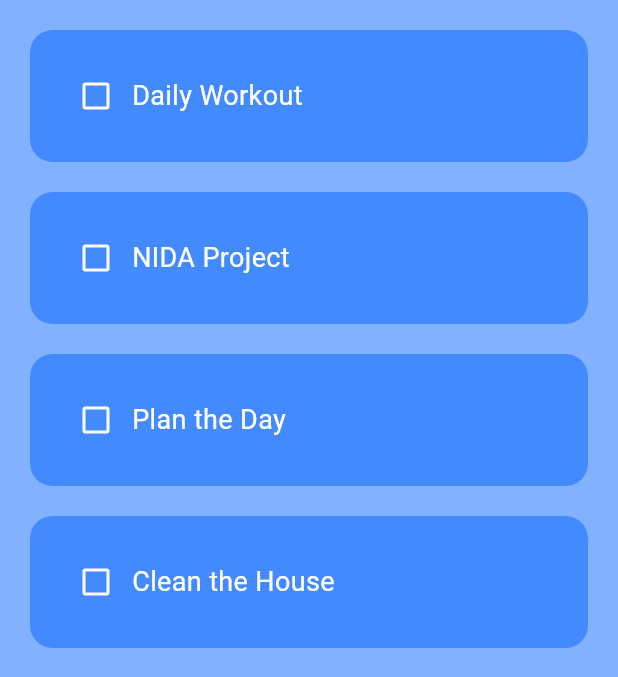
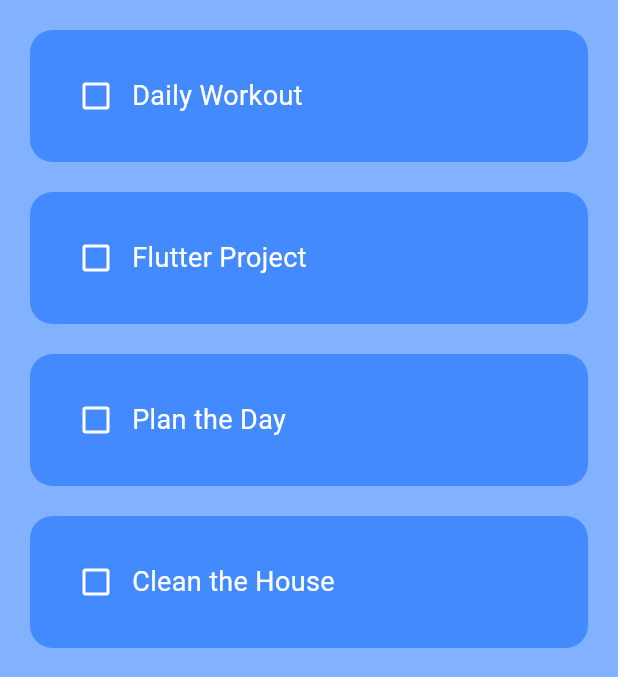
Before and after one commit to josueahadi/todo, a Flutter app: the screen it shows after launch, on a phone screen of 412 x 824 dp, the part 84-761 px from its top. Run offline on Flutter 3.47's test engine with Material 3 defaults, Android fonts, the phone set to English and light mode, and no system bars.

Commit message:
fix: update Flutter project name in todos and bump package versions

```diff
--- a/lib/screens/home.dart
+++ b/lib/screens/home.dart
@@ -11,7 +11,7 @@ class HomeScreen extends StatefulWidget {
 class _HomeScreenState extends State<HomeScreen> {
   List todos = [
     ['Daily Workout', false],
-    ['NIDA Project', false],
+    ['Flutter Project', false],
     ['Plan the Day', false],
     ['Clean the House', false],
     ['Do Laundry', false],
```
Also changed, not shown: assets/app-sceenshot.png (added), pubspec.lock, 2 other files.
